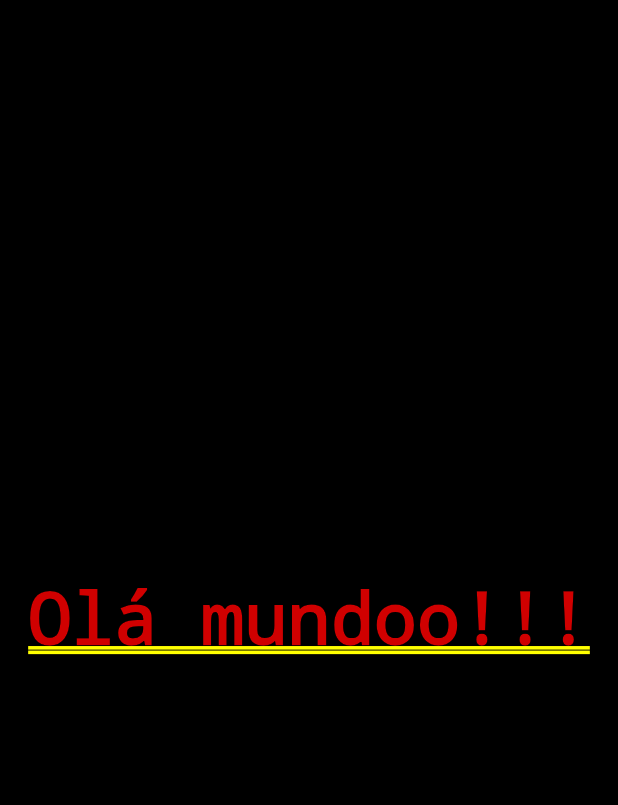
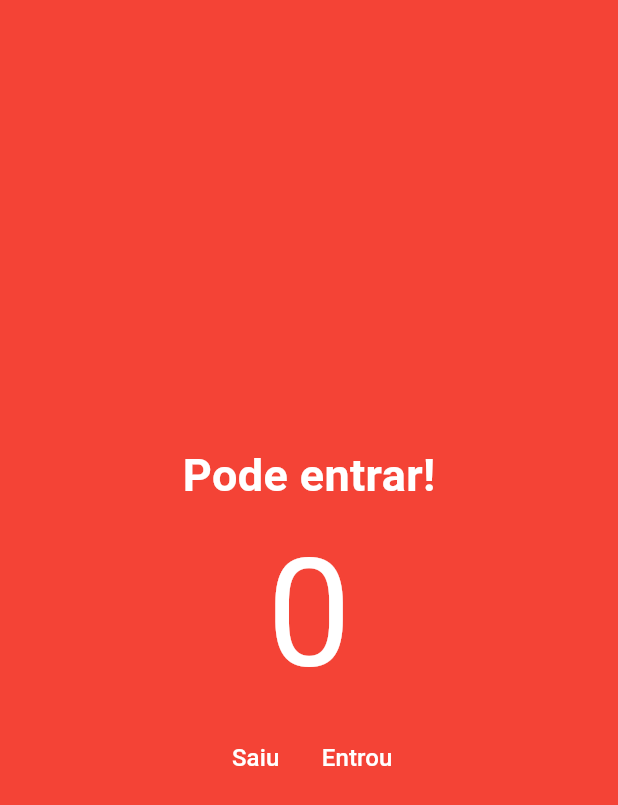
Before and after one commit to dwmartins/App_contador, a Flutter app: the screen it shows after launch, on a phone screen of 412 x 824 dp. Shown: the top 805 px of the screen. Run offline on Flutter 3.47's test engine with Material 3 defaults, Android fonts, the phone set to English and light mode, and no system bars.

Commit message:
Desenvolvido a view home

```diff
--- a/lib/main.dart
+++ b/lib/main.dart
@@ -7,11 +7,68 @@ void main() {
 class MyApp extends StatelessWidget {
   @override
   Widget build(BuildContext context) {
-    return  MaterialApp(
-      home: Container(
-        color: Colors.black,
-        alignment: Alignment.center,
-        child: const Text('Olá mundoo!!!'),
+    return const MaterialApp(
+      home: HomePage(),
+    );
+  }
+}
+
+class HomePage extends StatelessWidget {
+  const HomePage({super.key});
+
+  void decrement() {
+    print('Decrement');
+  }
+
+  void increment() {
+    print('Increment');
+  }
+
+  @override
+  Widget build(BuildContext context) {
+    return Scaffold(
+      backgroundColor: Colors.red,
+      body: Column(
+        mainAxisAlignment: MainAxisAlignment.center,
+        children: [
+          const Text(
+            'Pode entrar!',
+            style: TextStyle(
+              fontSize: 30,
+              color: Colors.white,
+              fontWeight: FontWeight.w700,
+            ),
+          ),
+          const Text(
+            '0',
+            style: TextStyle(fontSize: 100, color: Colors.white),
+          ),
+          Row(
+            mainAxisAlignment: MainAxisAlignment.center,
+            children: [
+              TextButton(
+                onPressed: decrement,
+                child: const Text(
+                  'Saiu',
+                  style: TextStyle(
+                    color: Colors.white,
+                    fontSize: 16,
+                  ),
+                ),
+              ),
+              TextButton(
+                onPressed: increment,
+                child: const Text(
+                  'Entrou',
+                  style: TextStyle(
+                    color: Colors.white,
+                    fontSize: 16,
+                  ),
+                ),
+              )
+            ],
+          ),
+        ],
       ),
     );
   }
```
